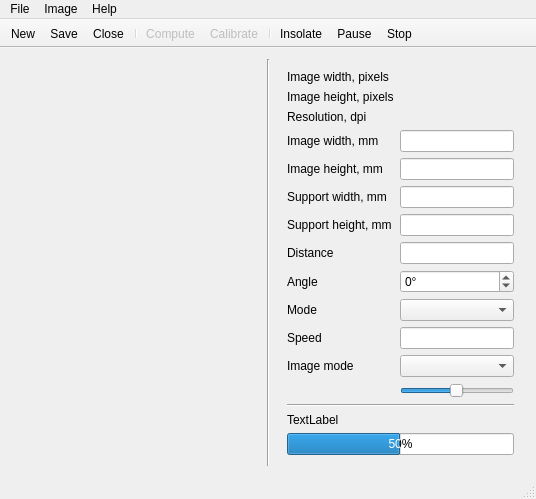
Old version of the form projecteurlaser.ui in the repository troisiemetype/c-projecteur-laser.
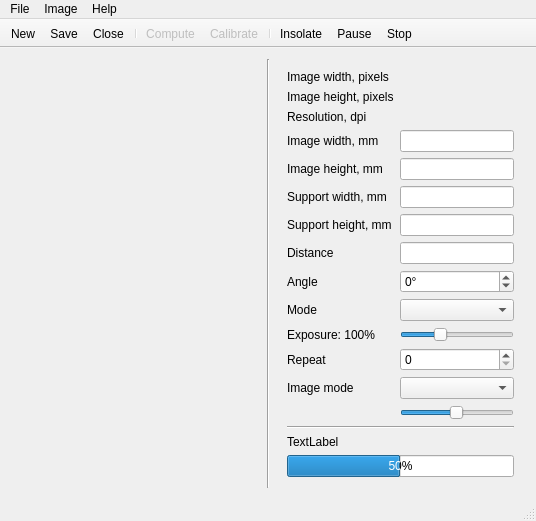
New version of the form.

Commit message: Modified Audio. Added support projection. Added exposure coefficient to the basic value. Added possibility to loop a send several times. Added comments and licence. Modified ComputeImage. Set right values vor travel angles. Modified Bresenham implementation and its preparation, so oblic travels are equally spaced when they start from the border, the top or the bottom. Modified ProjecteurLaser. Added an input in the GUI to set the number of loops of the file sending. Modified exposure and so when modified it de-enable sendings.

What changed in the file:
```diff
--- a/projecteurlaser.ui
+++ b/projecteurlaser.ui
@@ -188,27 +188,24 @@
            </property>
           </widget>
          </item>
-         <item row="10" column="1">
-          <widget class="QLineEdit" name="speedLineEdit"/>
-         </item>
          <item row="10" column="0">
           <widget class="QLabel" name="speedLabel">
            <property name="text">
-            <string>Speed</string>
+            <string>Exposure: 100%</string>
            </property>
           </widget>
          </item>
-         <item row="11" column="1">
+         <item row="12" column="1">
           <widget class="QComboBox" name="imageModeComboBox"/>
          </item>
-         <item row="11" column="0">
+         <item row="12" column="0">
           <widget class="QLabel" name="imageModeLabel">
            <property name="text">
             <string>Image mode</string>
            </property>
           </widget>
          </item>
-         <item row="12" column="1">
+         <item row="13" column="1">
           <widget class="QSlider" name="stepSlider">
            <property name="maximum">
             <number>255</number>
@@ -235,6 +232,45 @@
            </property>
           </widget>
          </item>
+         <item row="10" column="1">
+          <widget class="QSlider" name="exposureSlider">
+           <property name="minimum">
+            <number>25</number>
+           </property>
+           <property name="maximum">
+            <number>250</number>
+           </property>
+           <property name="singleStep">
+            <number>5</number>
+           </property>
+           <property name="value">
+            <number>100</number>
+           </property>
+           <property name="orientation">
+            <enum>Qt::Horizontal</enum>
+           </property>
+           <property name="invertedAppearance">
+            <bool>false</bool>
+           </property>
+           <property name="invertedControls">
+            <bool>false</bool>
+           </property>
+          </widget>
+         </item>
+         <item row="11" column="0">
+          <widget class="QLabel" name="repeatLabel">
+           <property name="text">
+            <string>Repeat</string>
+           </property>
+          </widget>
+         </item>
+         <item row="11" column="1">
+          <widget class="QSpinBox" name="repeatSpinBox">
+           <property name="maximum">
+            <number>10</number>
+           </property>
+          </widget>
+         </item>
         </layout>
        </item>
        <item>
```
The commit also changes 6 other files.
